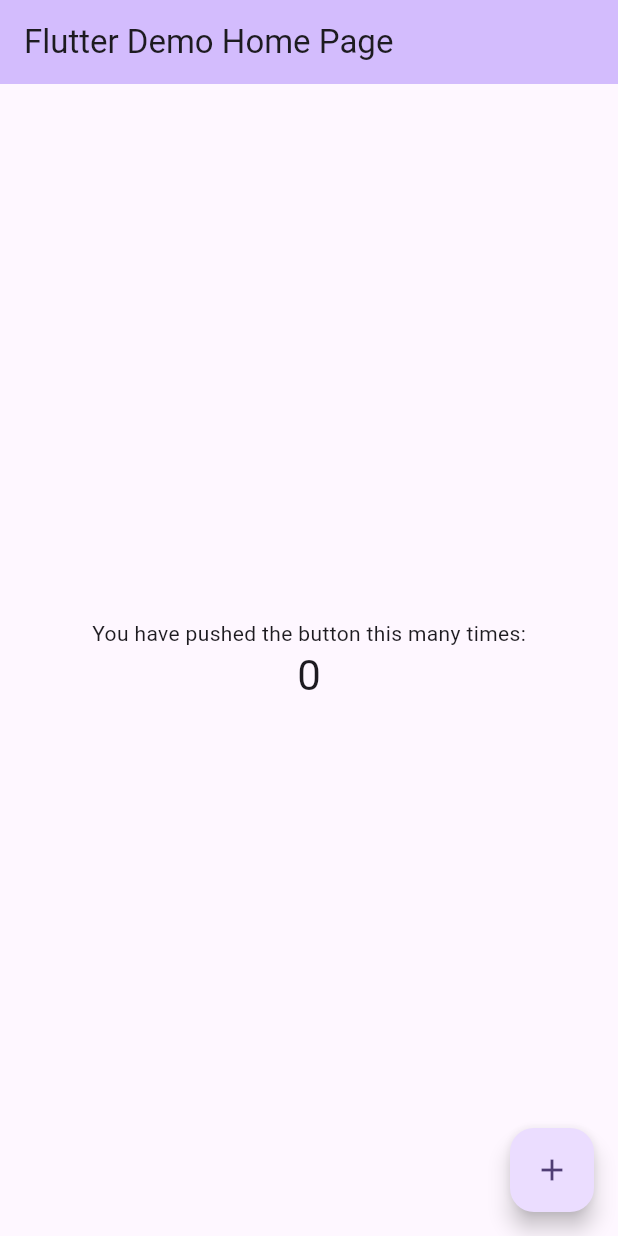
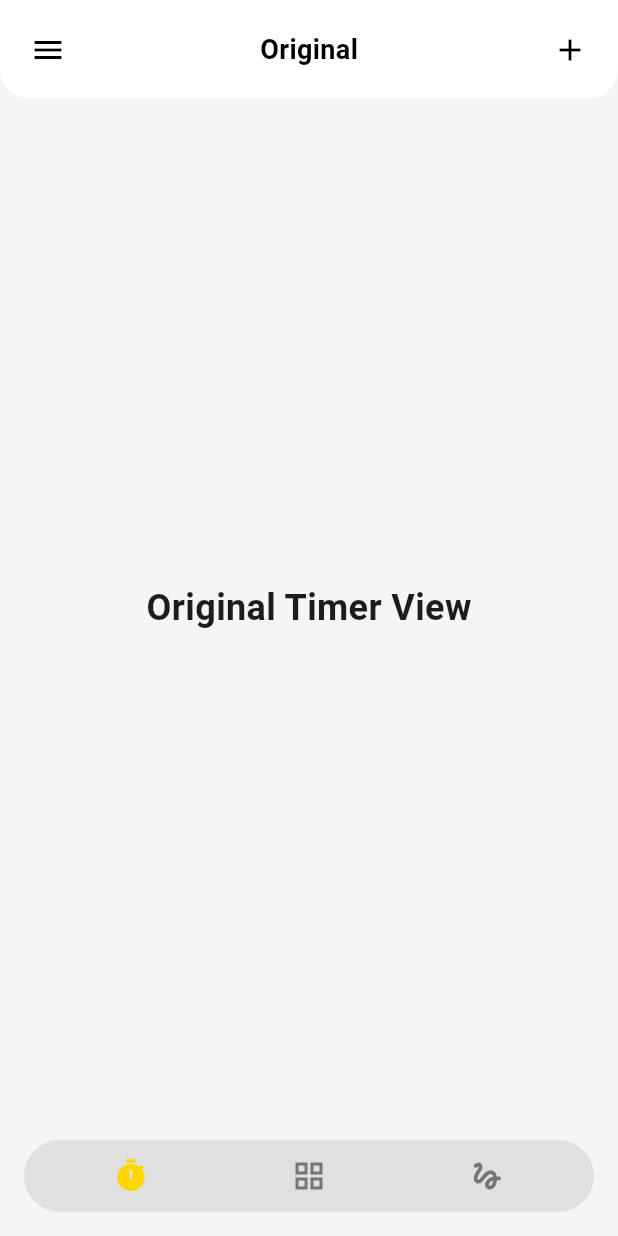
Before and after one commit to ameeralhatemi67-debug/Focus-App, a Flutter app: the screen it shows after launch, on a phone screen of 412 x 824 dp. Run offline on Flutter 3.47's test engine with Material 3 defaults, Android fonts, the phone set to English and light mode, and no system bars.

Commit message:
feat: setup main.dart and OriginalPage with custom theme layers

```diff
--- /dev/null
+++ b/lib/core/theme/app_theme.dart
@@ -0,0 +1,115 @@
+import 'package:flutter/material.dart';
+
+@immutable
+class CustomColors extends ThemeExtension<CustomColors> {
+  // Text
+  final Color? textmain;
+  final Color? textsecondary;
+  final Color? highlighter;
+
+  // Layers
+  final Color? bg; // Background
+  final Color? bl; // Bottom Layer
+  final Color? sl; // Secondary Layer
+  final Color? hl; // Highlighted Layer
+
+  // Actions
+  final Color? onv;
+  final Color? offv;
+  final Color? deletev;
+
+  // Appearances (Placeholders for now)
+  final Color? app1;
+  final Color? app2;
+  final Color? app3;
+  final Color? app4;
+
+  const CustomColors({
+    this.textmain,
+    this.textsecondary,
+    this.highlighter,
+    this.bg,
+    this.bl,
+    this.sl,
+    this.hl,
+    this.onv,
+    this.offv,
+    this.deletev,
+    this.app1,
+    this.app2,
+    this.app3,
+    this.app4,
+  });
+
+  @override
+  CustomColors copyWith({Color? textmain /* ... add others similarly */}) {
+    return CustomColors(textmain: textmain ?? this.textmain);
+  }
+
+  @override
+  CustomColors lerp(ThemeExtension<CustomColors>? other, double t) {
+    if (other is! CustomColors) return this;
+    return CustomColors(
+      textmain: Color.lerp(textmain, other.textmain, t),
+      textsecondary: Color.lerp(textsecondary, other.textsecondary, t),
+      highlighter: Color.lerp(highlighter, other.highlighter, t),
+      bg: Color.lerp(bg, other.bg, t),
+      bl: Color.lerp(bl, other.bl, t),
+      sl: Color.lerp(sl, other.sl, t),
+      hl: Color.lerp(hl, other.hl, t),
+      onv: Color.lerp(onv, other.onv, t),
+      offv: Color.lerp(offv, other.offv, t),
+      deletev: Color.lerp(deletev, other.deletev, t),
+      app1: Color.lerp(app1, other.app1, t),
+      app2: Color.lerp(app2, other.app2, t),
+      app3: Color.lerp(app3, other.app3, t),
+      app4: Color.lerp(app4, other.app4, t),
+    );
+  }
+}
+
+class AppTheme {
+  // LIGHT MODE DEFINITION
+  static final light = ThemeData.light().copyWith(
+    extensions: <ThemeExtension<dynamic>>[
+      const CustomColors(
+        textmain: Color(0xFF000000),
+        textsecondary: Color(0xFF757575),
+        highlighter: Color(0xFFFFD700),
+        bg: Color(0xFFF5F5F5),
+        bl: Color(0xFFFFFFFF),
+        sl: Color(0xFFE0E0E0),
+        hl: Color(0xFFBBDEFB),
+        onv: Color(0xFF4CAF50), // Green for ON
+        offv: Color(0xFF9E9E9E), // Grey for OFF
+        deletev: Color(0xFFF44336), // Red for DELETE
+        app1: Colors.purple,
+        app2: Colors.blue,
+        app3: Colors.orange,
+        app4: Colors.teal,
+      ),
+    ],
+  );
+
+  // DARK MODE DEFINITION
+  static final dark = ThemeData.dark().copyWith(
+    extensions: <ThemeExtension<dynamic>>[
+      const CustomColors(
+        textmain: Color(0xFFFFFFFF),
+        textsecondary: Color(0xFFB0B0B0),
+        highlighter: Color(0xFFFBC02D),
+        bg: Color(0xFF121212),
+        bl: Color(0xFF1E1E1E),
+        sl: Color(0xFF2C2C2C),
+        hl: Color(0xFF37474F),
+        onv: Color(0xFF81C784),
+        offv: Color(0xFF616161),
+        deletev: Color(0xFFE57373),
+        app1: Colors.deepPurple,
+        app2: Colors.indigo,
+        app3: Colors.deepOrange,
+        app4: Colors.cyan,
+      ),
+    ],
+  );
+}
--- /dev/null
+++ b/lib/feature/home/OriginalPage.dart
@@ -0,0 +1,83 @@
+import 'package:flutter/material.dart';
+import '../../core/theme/app_theme.dart'; // Ensure this points to your theme file
+
+class OriginalPage extends StatelessWidget {
+  const OriginalPage({super.key});
+
+  @override
+  Widget build(BuildContext context) {
+    // Accessing your custom layer and text colors
+    final colors = Theme.of(context).extension<CustomColors>()!;
+
+    return Scaffold(
+      // Using 'bg' (Background)
+      backgroundColor: colors.bg,
+
+      body: SafeArea(
+        child: Column(
+          children: [
+            _buildHeader(colors),
+            const Expanded(
+              child: Center(
+                child: Text(
+                  "Original Timer View",
+                  style: TextStyle(fontSize: 24, fontWeight: FontWeight.bold),
+                ),
+              ),
+            ),
+            _buildBottomSection(colors),
+          ],
+        ),
+      ),
+    );
+  }
+
+  Widget _buildHeader(CustomColors colors) {
+    return Container(
+      padding: const EdgeInsets.all(20),
+      // Using 'bl' (Bottom Layer) for secondary containers
+      decoration: BoxDecoration(
+        color: colors.bl,
+        borderRadius: const BorderRadius.vertical(bottom: Radius.circular(20)),
+      ),
+      child: Row(
+        mainAxisAlignment: MainAxisAlignment.spaceBetween,
+        children: [
+          Icon(Icons.menu, color: colors.textmain),
+          Text(
+            "Original",
+            style: TextStyle(
+              color: colors.textmain, // Using textmain
+              fontSize: 18,
+              fontWeight: FontWeight.w600,
+            ),
+          ),
+          Icon(Icons.add, color: colors.textmain),
+        ],
+      ),
+    );
+  }
+
+  Widget _buildBottomSection(CustomColors colors) {
+    return Container(
+      margin: const EdgeInsets.all(16),
+      padding: const EdgeInsets.all(12),
+      // Using 'sl' (Secondary Layer) for the pill/dock area
+      decoration: BoxDecoration(
+        color: colors.sl,
+        borderRadius: BorderRadius.circular(30),
+      ),
+      child: Row(
+        mainAxisAlignment: MainAxisAlignment.spaceAround,
+        children: [
+          Icon(Icons.timer, color: colors.highlighter), // Highlight color
+          Icon(
+            Icons.grid_view,
+            color: colors.textsecondary,
+          ), // Secondary text color
+          Icon(Icons.gesture, color: colors.textsecondary),
+        ],
+      ),
+    );
+  }
+}
--- a/lib/main.dart
+++ b/lib/main.dart
@@ -1,122 +1,31 @@
 import 'package:flutter/material.dart';
+import 'core/theme/app_theme.dart';
+import 'feature/home/OriginalPage.dart';
 
 void main() {
-  runApp(const MyApp());
+  // Ensure Flutter bindings are initialized
+  WidgetsFlutterBinding.ensureInitialized();
+  runApp(const FocusApp());
 }
 
-class MyApp extends StatelessWidget {
-  const MyApp({super.key});
+class FocusApp extends StatelessWidget {
+  const FocusApp({super.key});
 
-  // This widget is the root of your application.
   @override
   Widget build(BuildContext context) {
     return MaterialApp(
-      title: 'Flutter Demo',
-      theme: ThemeData(
-        // This is the theme of your application.
-        //
-        // TRY THIS: Try running your application with "flutter run". You'll see
-        // the application has a purple toolbar. Then, without quitting the app,
-        // try changing the seedColor in the colorScheme below to Colors.green
-        // and then invoke "hot reload" (save your changes or press the "hot
-        // reload" button in a Flutter-supported IDE, or press "r" if you used
-        // the command line to start the app).
-        //
-        // Notice that the counter didn't reset back to zero; the application
-        // state is not lost during the reload. To reset the state, use hot
-        // restart instead.
-        //
-        // This works for code too, not just values: Most code changes can be
-        // tested with just a hot reload.
-        colorScheme: .fromSeed(seedColor: Colors.deepPurple),
-      ),
-      home: const MyHomePage(title: 'Flutter Demo Home Page'),
+      debugShowCheckedModeBanner: false,
+      title: 'Focus App',
+
+      // Using the themes we defined in app_theme.dart
+      theme: AppTheme.light,
+      darkTheme: AppTheme.dark,
+
+      // ThemeMode.system follows the phone's Dark/Light mode setting.
+      // You can change this to a state-managed variable later for your toggle.
+      themeMode: ThemeMode.system,
+
+      home: const OriginalPage(),
     );
   }
 }
-
-class MyHomePage extends StatefulWidget {
-  const MyHomePage({super.key, required this.title});
-
-  // This widget is the home page of your application. It is stateful, meaning
-  // that it has a State object (defined below) that contains fields that affect
-  // how it looks.
-
-  // This class is the configuration for the state. It holds the values (in this
-  // case the title) provided by the parent (in this case the App widget) and
-  // used by the build method of the State. Fields in a Widget subclass are
-  // always marked "final".
-
-  final String title;
-
-  @override
-  State<MyHomePage> createState() => _MyHomePageState();
-}
-
-class _MyHomePageState extends State<MyHomePage> {
-  int _counter = 0;
-
-  void _incrementCounter() {
-    setState(() {
-      // This call to setState tells the Flutter framework that something has
-      // changed in this State, which causes it to rerun the build method below
-      // so that the display can reflect the updated values. If we changed
-      // _counter without calling setState(), then the build method would not be
-      // called again, and so nothing would appear to happen.
-      _counter++;
-    });
-  }
-
-  @override
-  Widget build(BuildContext context) {
-    // This method is rerun every time setState is called, for instance as done
-    // by the _incrementCounter method above.
-    //
-    // The Flutter framework has been optimized to make rerunning build methods
-    // fast, so that you can just rebuild anything that needs updating rather
-    // than having to individually change instances of widgets.
-    return Scaffold(
-      appBar: AppBar(
-        // TRY THIS: Try changing the color here to a specific color (to
-        // Colors.amber, perhaps?) and trigger a hot reload to see the AppBar
-        // change color while the other colors stay the same.
-        backgroundColor: Theme.of(context).colorScheme.inversePrimary,
-        // Here we take the value from the MyHomePage object that was created by
-        // the App.build method, and use it to set our appbar title.
-        title: Text(widget.title),
-      ),
-      body: Center(
-        // Center is a layout widget. It takes a single child and positions it
-        // in the middle of the parent.
-        child: Column(
-          // Column is also a layout widget. It takes a list of children and
-          // arranges them vertically. By default, it sizes itself to fit its
-          // children horizontally, and tries to be as tall as its parent.
-          //
-          // Column has various properties to control how it sizes itself and
-          // how it positions its children. Here we use mainAxisAlignment to
-          // center the children vertically; the main axis here is the vertical
-          // axis because Columns are vertical (the cross axis would be
-          // horizontal).
-          //
-          // TRY THIS: Invoke "debug painting" (choose the "Toggle Debug Paint"
-          // action in the IDE, or press "p" in the console), to see the
-          // wireframe for each widget.
-          mainAxisAlignment: .center,
-          children: [
-            const Text('You have pushed the button this many times:'),
-            Text(
-              '$_counter',
-              style: Theme.of(context).textTheme.headlineMedium,
-            ),
-          ],
-        ),
-      ),
-      floatingActionButton: FloatingActionButton(
-        onPressed: _incrementCounter,
-        tooltip: 'Increment',
-        child: const Icon(Icons.add),
-      ),
-    );
-  }
-}
```
